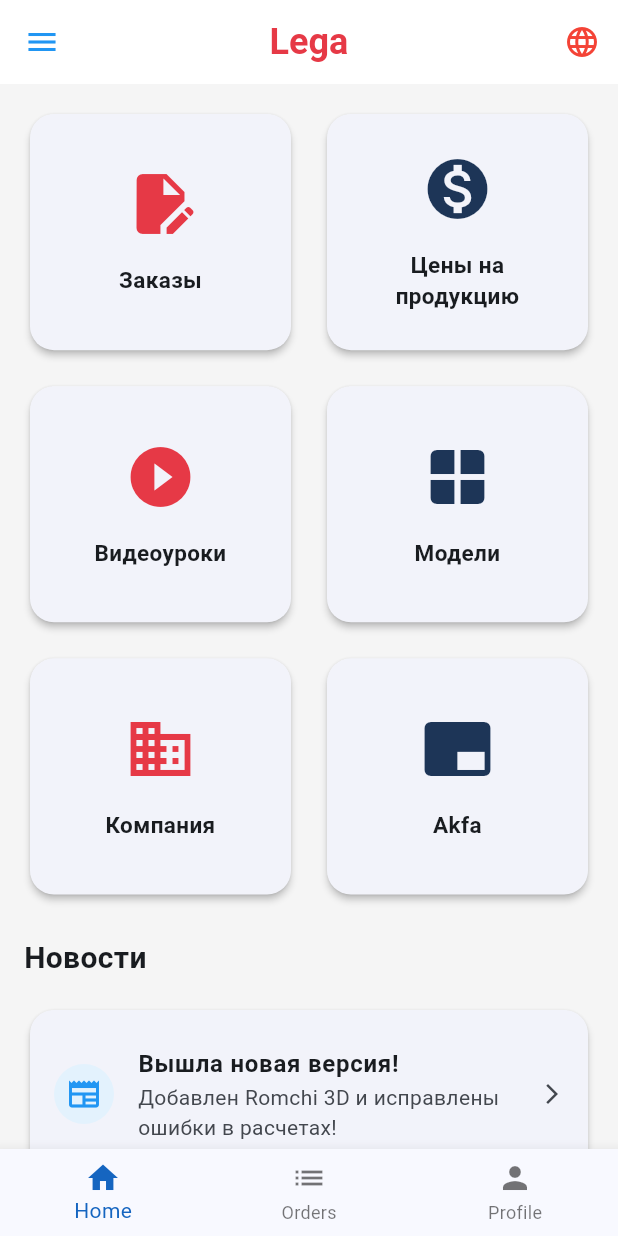
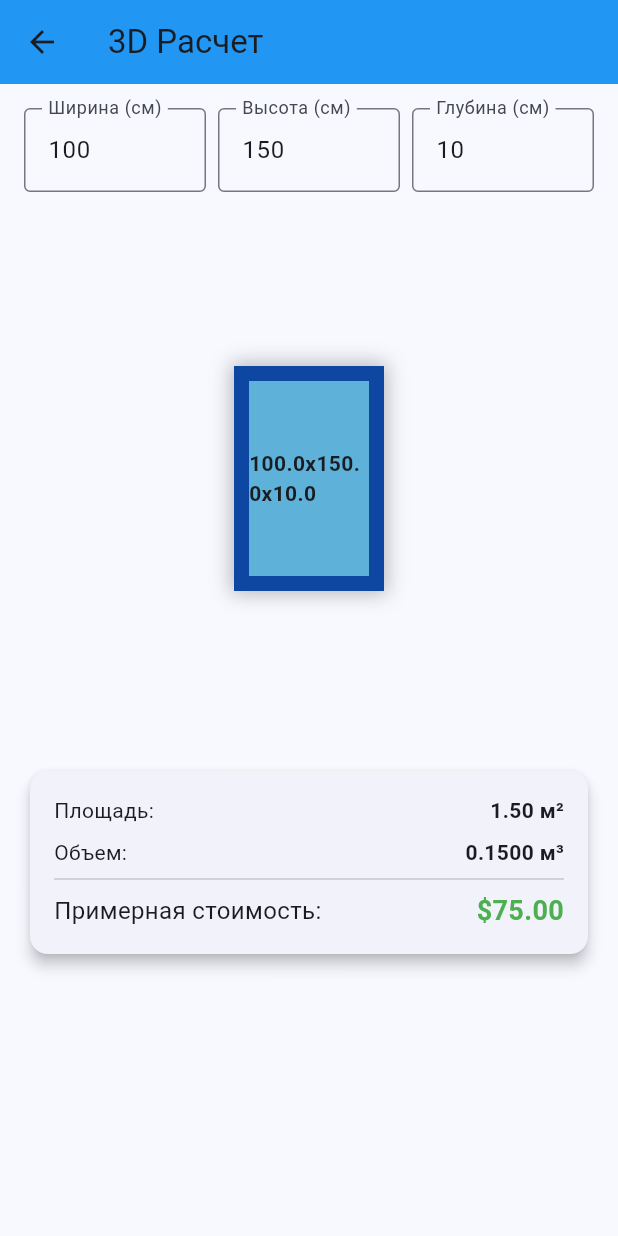
Before and after one commit to JamshedLatipov/lega, a Flutter app: the screen it shows after launch, after a tap on "Вышла новая версия!", on a phone screen of 412 x 824 dp. Run offline on Flutter 3.47's test engine with Material 3 defaults, Android fonts, the phone set to English and light mode, and no system bars.

Commit message:
feat: Add 3D calculation feature
- Added Calculation3DScreen with inputs for Width, Height, and Depth.
- Implemented 3D-like visualization using Transform and Matrix4.
- Calculated and displayed area, volume, and estimated price.
- Updated DashboardScreen to navigate to Calculation3DScreen.

Co-authored-by: JamshedLatipov <4291505+JamshedLatipov@users.noreply.github.com>

```diff
--- /dev/null
+++ b/lib/screens/calculation_3d_screen.dart
@@ -0,0 +1,193 @@
+import 'package:flutter/material.dart';
+
+class Calculation3DScreen extends StatefulWidget {
+  const Calculation3DScreen({super.key});
+
+  @override
+  State<Calculation3DScreen> createState() => _Calculation3DScreenState();
+}
+
+class _Calculation3DScreenState extends State<Calculation3DScreen> {
+  final TextEditingController _widthController = TextEditingController(
+    text: '100',
+  );
+  final TextEditingController _heightController = TextEditingController(
+    text: '150',
+  );
+  final TextEditingController _depthController = TextEditingController(
+    text: '10',
+  );
+
+  double _rotationX = 0;
+  double _rotationY = 0;
+
+  @override
+  void dispose() {
+    _widthController.dispose();
+    _heightController.dispose();
+    _depthController.dispose();
+    super.dispose();
+  }
+
+  double get width => double.tryParse(_widthController.text) ?? 0.0;
+  double get height => double.tryParse(_heightController.text) ?? 0.0;
+  double get depth => double.tryParse(_depthController.text) ?? 0.0;
+
+  double get areaM2 => (width * height) / 10000; // cm2 to m2
+  double get volumeM3 => (width * height * depth) / 1000000; // cm3 to m3
+  double get price => areaM2 * 50; // Arbitrary price of $50 per square meter
+
+  @override
+  Widget build(BuildContext context) {
+    return Scaffold(
+      appBar: AppBar(
+        title: const Text('3D Расчет'),
+        backgroundColor: Colors.blue,
+      ),
+      body: SingleChildScrollView(
+        physics: const ClampingScrollPhysics(),
+        child: Padding(
+          padding: const EdgeInsets.all(16.0),
+          child: Column(
+            children: [
+              Row(
+                children: [
+                  Expanded(
+                    child: TextField(
+                      controller: _widthController,
+                      decoration: const InputDecoration(
+                        labelText: 'Ширина (см)',
+                        border: OutlineInputBorder(),
+                      ),
+                      keyboardType: TextInputType.number,
+                      onChanged: (value) => setState(() {}),
+                    ),
+                  ),
+                  const SizedBox(width: 8),
+                  Expanded(
+                    child: TextField(
+                      controller: _heightController,
+                      decoration: const InputDecoration(
+                        labelText: 'Высота (см)',
+                        border: OutlineInputBorder(),
+                      ),
+                      keyboardType: TextInputType.number,
+                      onChanged: (value) => setState(() {}),
+                    ),
+                  ),
+                  const SizedBox(width: 8),
+                  Expanded(
+                    child: TextField(
+                      controller: _depthController,
+                      decoration: const InputDecoration(
+                        labelText: 'Глубина (см)',
+                        border: OutlineInputBorder(),
+                      ),
+                      keyboardType: TextInputType.number,
+                      onChanged: (value) => setState(() {}),
+                    ),
+                  ),
+                ],
+              ),
+              const SizedBox(height: 16),
+              SizedBox(
+                height: 350,
+                child: GestureDetector(
+                  onPanUpdate: (details) {
+                    setState(() {
+                      _rotationY += details.delta.dx * 0.01;
+                      _rotationX += details.delta.dy * 0.01;
+                    });
+                  },
+                  child: Center(
+                    child: Transform(
+                      alignment: FractionalOffset.center,
+                      transform: Matrix4.identity()
+                        ..setEntry(3, 2, 0.001)
+                        ..rotateX(_rotationX)
+                        ..rotateY(_rotationY),
+                      child: Container(
+                        width: width.clamp(10.0, 300.0), // visual clamp
+                        height: height.clamp(10.0, 300.0),
+                        decoration: BoxDecoration(
+                          border: Border.all(
+                            color: Colors.blue[900]!,
+                            width: depth.clamp(1.0, 50.0),
+                          ),
+                          color: Colors.lightBlue.withValues(alpha: 0.5),
+                          boxShadow: const [
+                            BoxShadow(
+                              color: Colors.black26,
+                              blurRadius: 10,
+                              spreadRadius: 2,
+                            ),
+                          ],
+                        ),
+                        child: Center(
+                          child: Text(
+                            '${width}x${height}x$depth',
+                            style: const TextStyle(fontWeight: FontWeight.bold),
+                          ),
+                        ),
+                      ),
+                    ),
+                  ),
+                ),
+              ),
+              const SizedBox(height: 16),
+              Card(
+                elevation: 4,
+                child: Padding(
+                  padding: const EdgeInsets.all(16.0),
+                  child: Column(
+                    children: [
+                      Row(
+                        mainAxisAlignment: MainAxisAlignment.spaceBetween,
+                        children: [
+                          const Text('Площадь:'),
+                          Text(
+                            '${areaM2.toStringAsFixed(2)} м²',
+                            style: const TextStyle(fontWeight: FontWeight.bold),
+                          ),
+                        ],
+                      ),
+                      const SizedBox(height: 8),
+                      Row(
+                        mainAxisAlignment: MainAxisAlignment.spaceBetween,
+                        children: [
+                          const Text('Объем:'),
+                          Text(
+                            '${volumeM3.toStringAsFixed(4)} м³',
+                            style: const TextStyle(fontWeight: FontWeight.bold),
+                          ),
+                        ],
+                      ),
+                      const Divider(),
+                      Row(
+                        mainAxisAlignment: MainAxisAlignment.spaceBetween,
+                        children: [
+                          const Text(
+                            'Примерная стоимость:',
+                            style: TextStyle(fontSize: 16),
+                          ),
+                          Text(
+                            '\$${price.toStringAsFixed(2)}',
+                            style: const TextStyle(
+                              fontSize: 18,
+                              fontWeight: FontWeight.bold,
+                              color: Colors.green,
+                            ),
+                          ),
+                        ],
+                      ),
+                    ],
+                  ),
+                ),
+              ),
+            ],
+          ),
+        ),
+      ),
+    );
+  }
+}
--- a/lib/screens/dashboard_screen.dart
+++ b/lib/screens/dashboard_screen.dart
@@ -1,4 +1,5 @@
 import 'package:flutter/material.dart';
+import 'calculation_3d_screen.dart';
 
 class DashboardScreen extends StatelessWidget {
   const DashboardScreen({super.key});
@@ -47,23 +48,42 @@ class DashboardScreen extends StatelessWidget {
                   'Заказы',
                   Icons.edit_document,
                   const Color(0xFFe63946),
+                  null,
                 ),
                 _buildDashboardCard(
                   'Цены на продукцию',
                   Icons.monetization_on,
                   const Color(0xFF1d3557),
+                  null,
                 ),
                 _buildDashboardCard(
                   'Видеоуроки',
                   Icons.play_circle_fill,
                   const Color(0xFFe63946),
+                  null,
                 ),
-                _buildDashboardCard('Модели', Icons.window, const Color(0xFF1d3557)),
-                _buildDashboardCard('Компания', Icons.business, const Color(0xFFe63946)),
+                _buildDashboardCard(
+                  'Модели',
+                  Icons.window,
+                  const Color(0xFF1d3557),
+                  () => Navigator.push(
+                    context,
+                    MaterialPageRoute(
+                      builder: (context) => const Calculation3DScreen(),
+                    ),
+                  ),
+                ),
+                _buildDashboardCard(
+                  'Компания',
+                  Icons.business,
+                  const Color(0xFFe63946),
+                  null,
+                ),
                 _buildDashboardCard(
                   'Akfa',
                   Icons.branding_watermark,
                   const Color(0xFF1d3557),
+                  null,
                 ),
               ],
             ),
@@ -96,7 +116,14 @@ class DashboardScreen extends StatelessWidget {
                   'Добавлен Romchi 3D и исправлены ошибки в расчетах!',
                 ),
                 trailing: const Icon(Icons.arrow_forward_ios, size: 16),
-                onTap: () {},
+                onTap: () {
+                  Navigator.push(
+                    context,
+                    MaterialPageRoute(
+                      builder: (context) => const Calculation3DScreen(),
+                    ),
+                  );
+                },
               ),
             ),
           ],
@@ -105,12 +132,17 @@ class DashboardScreen extends StatelessWidget {
     );
   }
 
-  Widget _buildDashboardCard(String title, IconData icon, Color color) {
+  Widget _buildDashboardCard(
+    String title,
+    IconData icon,
+    Color color,
+    VoidCallback? onTap,
+  ) {
     return Card(
       elevation: 2,
       shape: RoundedRectangleBorder(borderRadius: BorderRadius.circular(16)),
       child: InkWell(
-        onTap: () {},
+        onTap: onTap ?? () {},
         borderRadius: BorderRadius.circular(16),
         child: Padding(
           padding: const EdgeInsets.all(16.0),
```
